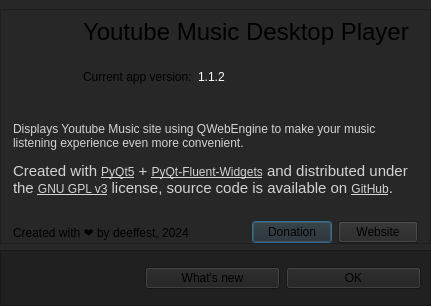
First picture: the form in core/ui/about_dialog.ui, repository deeffest/Youtube-Music-Desktop-Player, before the edit.
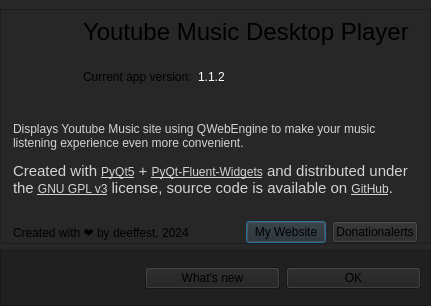
Second picture: the form after the edit. Icons and pictures are not drawn. Custom widgets are drawn as their Qt base class.

```diff
--- a/core/ui/about_dialog.ui
+++ b/core/ui/about_dialog.ui
@@ -200,9 +200,9 @@
          </spacer>
         </item>
         <item>
-         <widget class="HyperlinkButton" name="HyperlinkButton_2">
+         <widget class="HyperlinkButton" name="HyperlinkButton">
           <property name="text">
-           <string>Donation</string>
+           <string>My Website</string>
           </property>
           <property name="url">
            <url>
@@ -212,9 +212,9 @@
          </widget>
         </item>
         <item>
-         <widget class="HyperlinkButton" name="HyperlinkButton">
+         <widget class="HyperlinkButton" name="HyperlinkButton_2">
           <property name="text">
-           <string>Website</string>
+           <string>Donationalerts</string>
           </property>
           <property name="url">
            <url>
```
Left out of the diff: 4 changed lines with no effect on the pictures.
